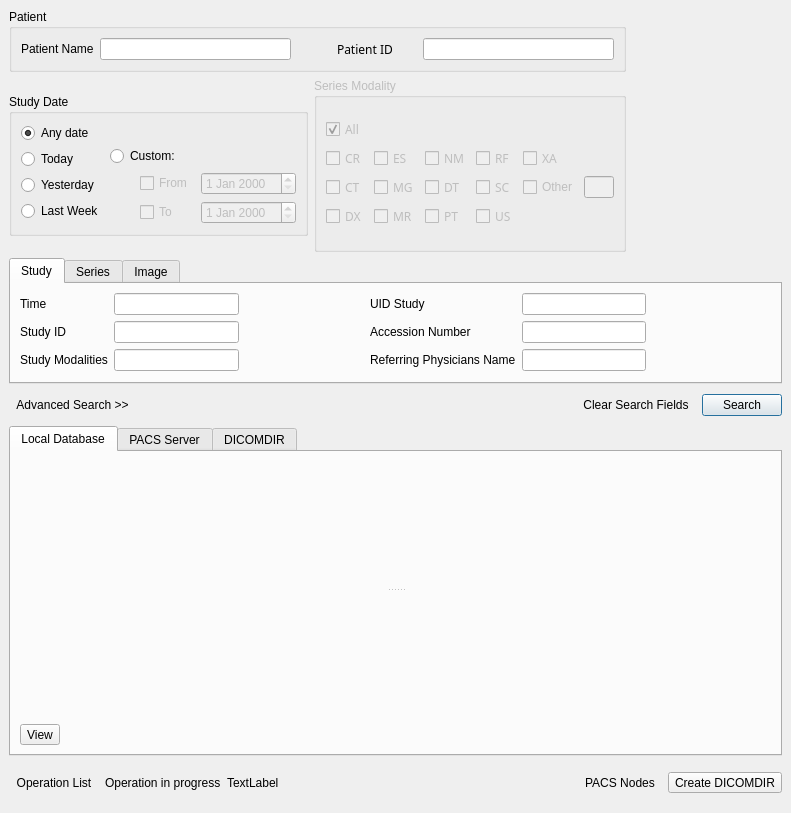
starviewer-medical/starviewer, file starviewer/src/inputoutput/queryscreenbase.ui: the form before one commit.
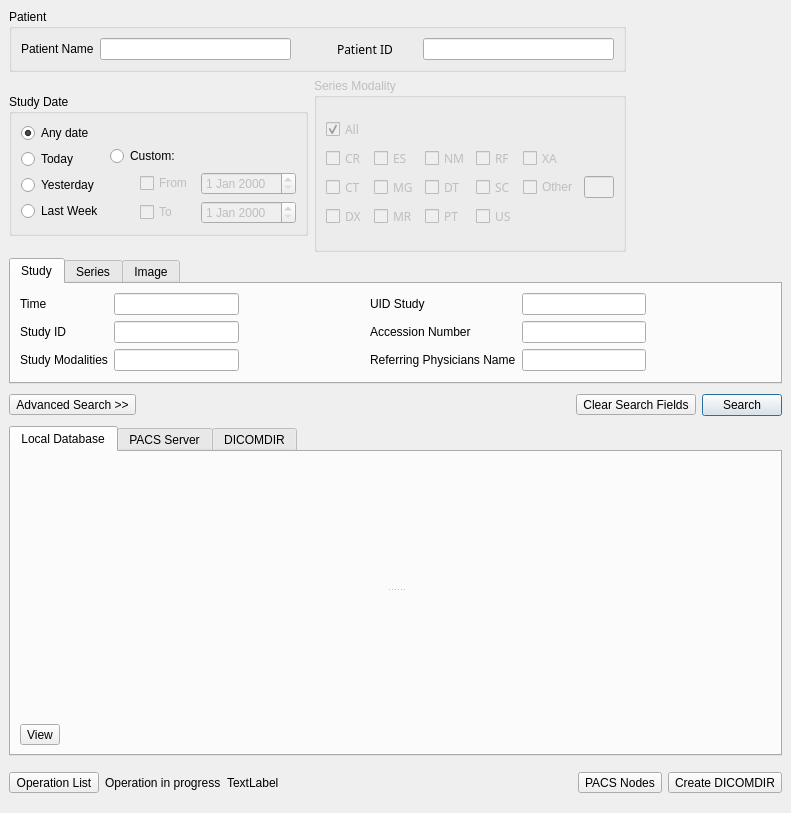
The form after the commit. Icons and pictures are not drawn. Custom widgets are drawn as their Qt base class.

Commit message: ENH: Es treu l'autoRaise dels botons per millorar-ne la usabilitat

The edit to the form file:
```diff
--- a/starviewer/src/inputoutput/queryscreenbase.ui
+++ b/starviewer/src/inputoutput/queryscreenbase.ui
@@ -1141,7 +1141,7 @@
         <enum>Qt::ToolButtonTextBesideIcon</enum>
        </property>
        <property name="autoRaise" >
-        <bool>true</bool>
+        <bool>false</bool>
        </property>
       </widget>
      </item>
@@ -1176,7 +1176,7 @@
         <enum>Qt::ToolButtonTextBesideIcon</enum>
        </property>
        <property name="autoRaise" >
-        <bool>true</bool>
+        <bool>false</bool>
        </property>
       </widget>
      </item>
@@ -1518,7 +1518,7 @@
         <enum>Qt::ToolButtonTextBesideIcon</enum>
        </property>
        <property name="autoRaise" >
-        <bool>true</bool>
+        <bool>false</bool>
        </property>
       </widget>
      </item>
@@ -1580,7 +1580,7 @@
         <enum>Qt::ToolButtonTextBesideIcon</enum>
        </property>
        <property name="autoRaise" >
-        <bool>true</bool>
+        <bool>false</bool>
        </property>
       </widget>
      </item>
```
